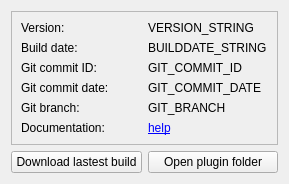
Before: the Qt Designer form PluginInfo.ui in cgytrus/OpenRGBEffectsPlugin, drawn with Qt 5.
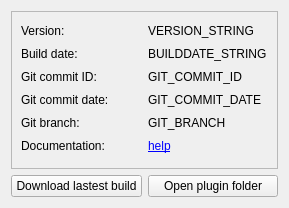
After: the same form once the commit is applied.

What changed in the file:
```diff
--- a/PluginInfo.ui
+++ b/PluginInfo.ui
@@ -7,7 +7,7 @@
     <x>0</x>
     <y>0</y>
     <width>289</width>
-    <height>180</height>
+    <height>208</height>
    </rect>
   </property>
   <property name="sizePolicy">
```
Left out of the diff: 10 changed lines with no effect on the pictures.
